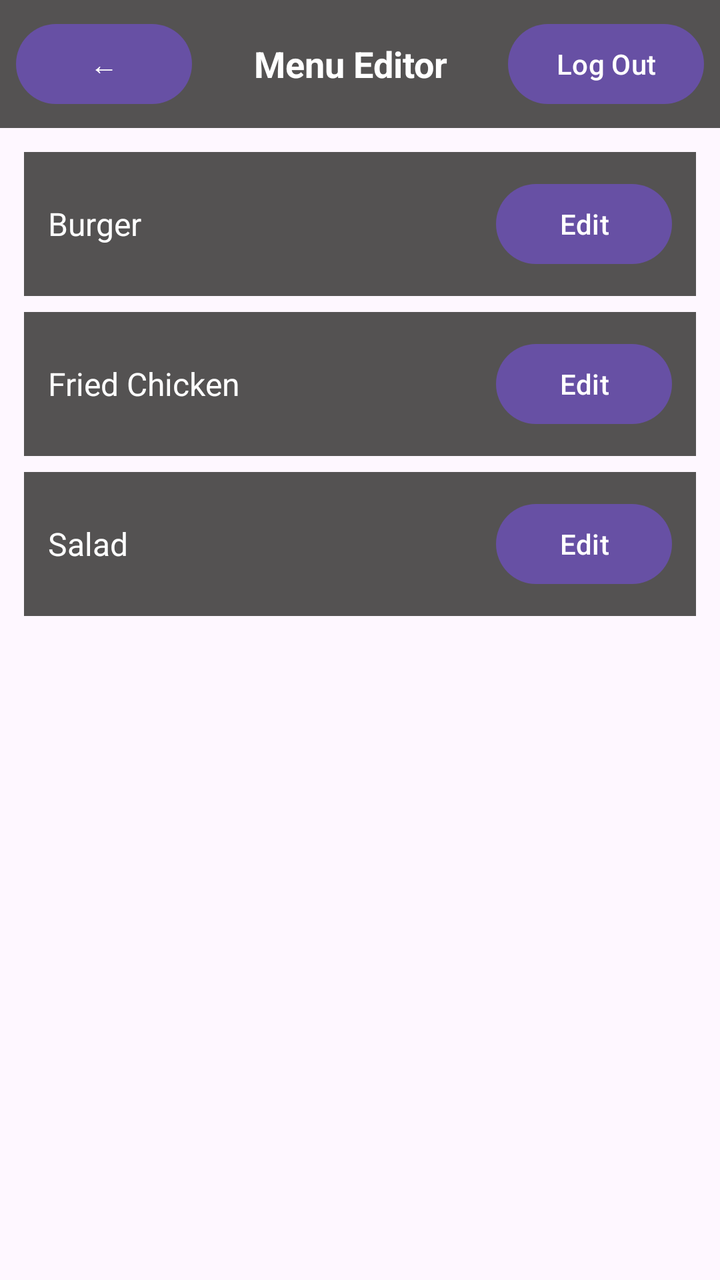
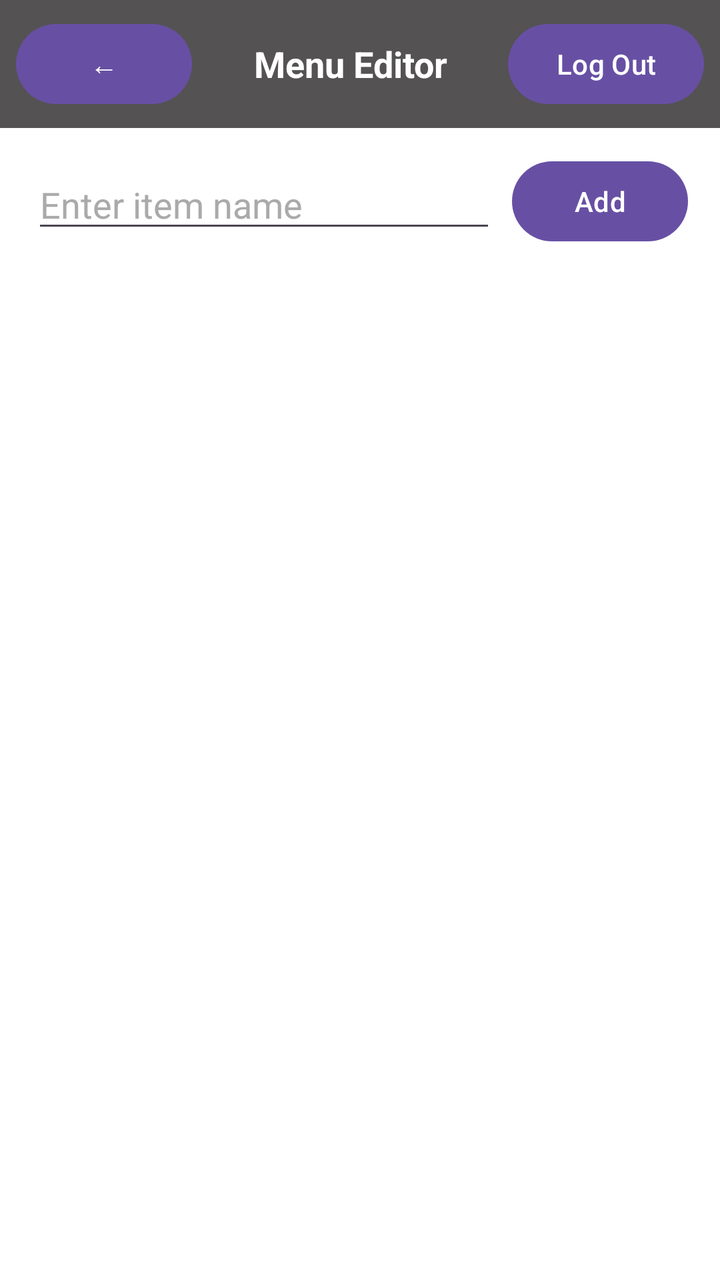

Two renders of the same Android screen: before a commit and after it. Below are the layout's source before the change and the commit's diff.
<!-- AndroidManifest.xml: application theme Theme.MyApplication -->
<!-- res/layout/activity_menu_editor.xml -->
<?xml version="1.0" encoding="utf-8"?>
<androidx.constraintlayout.widget.ConstraintLayout xmlns:android="http://schemas.android.com/apk/res/android"
    xmlns:app="http://schemas.android.com/apk/res-auto"
    xmlns:tools="http://schemas.android.com/tools"
    android:id="@+id/main"
    android:layout_width="match_parent"
    android:layout_height="match_parent"
    tools:context=".MenuEditor">

    
    <LinearLayout
        android:id="@+id/topBar"
        android:layout_width="0dp"
        android:layout_height="wrap_content"
        android:background="#545252"
        android:gravity="center_vertical"
        android:orientation="horizontal"
        android:padding="8dp"
        app:layout_constraintEnd_toEndOf="parent"
        app:layout_constraintStart_toStartOf="parent"
        app:layout_constraintTop_toTopOf="parent">

        <Button
            android:id="@+id/btnBack"
            android:layout_width="wrap_content"
            android:layout_height="wrap_content"
            android:text="←" />

        <TextView
            android:id="@+id/tvTitle"
            android:layout_width="0dp"
            android:layout_height="wrap_content"
            android:layout_weight="1"
            android:text="Menu Editor"
            android:textColor="@android:color/white"
            android:gravity="center"
            android:textSize="18sp"
            android:textStyle="bold" />

        <Button
            android:id="@+id/btnLogout"
            android:layout_width="wrap_content"
            android:layout_height="wrap_content"
            android:text="Log Out" />
    </LinearLayout>

    
    <ScrollView
        android:layout_width="0dp"
        android:layout_height="0dp"
        app:layout_constraintTop_toBottomOf="@id/topBar"
        app:layout_constraintBottom_toBottomOf="parent"
        app:layout_constraintStart_toStartOf="parent"
        app:layout_constraintEnd_toEndOf="parent">

        <LinearLayout
            android:id="@+id/menuList"
            android:layout_width="match_parent"
            android:layout_height="wrap_content"
            android:orientation="vertical"
            android:padding="12dp">

            
            <LinearLayout
                android:layout_width="match_parent"
                android:layout_height="wrap_content"
                android:orientation="horizontal"
                android:background="#545252"
                android:padding="12dp"
                android:layout_marginBottom="8dp"
                android:gravity="center_vertical">

                <TextView
                    android:layout_width="0dp"
                    android:layout_height="wrap_content"
                    android:layout_weight="1"
                    android:text="Burger"
                    android:textColor="@android:color/white"
                    android:textSize="16sp" />

                <Button
                    android:layout_width="wrap_content"
                    android:layout_height="wrap_content"
                    android:text="Edit" />
            </LinearLayout>

            <LinearLayout
                android:layout_width="match_parent"
                android:layout_height="wrap_content"
                android:orientation="horizontal"
                android:background="#545252"
                android:padding="12dp"
                android:layout_marginBottom="8dp"
                android:gravity="center_vertical">

                <TextView
                    android:layout_width="0dp"
                    android:layout_height="wrap_content"
                    android:layout_weight="1"
                    android:text="Fried Chicken"
                    android:textColor="@android:color/white"
                    android:textSize="16sp" />

                <Button
                    android:layout_width="wrap_content"
                    android:layout_height="wrap_content"
                    android:text="Edit" />
            </LinearLayout>

            <LinearLayout
                android:layout_width="match_parent"
                android:layout_height="wrap_content"
                android:orientation="horizontal"
                android:background="#545252"
                android:padding="12dp"
                android:layout_marginBottom="8dp"
                android:gravity="center_vertical">

                <TextView
                    android:layout_width="0dp"
                    android:layout_height="wrap_content"
                    android:layout_weight="1"
                    android:text="Salad"
                    android:textColor="@android:color/white"
                    android:textSize="16sp" />

                <Button
                    android:layout_width="wrap_content"
                    android:layout_height="wrap_content"
                    android:text="Edit" />
            </LinearLayout>

        </LinearLayout>
    </ScrollView>
</androidx.constraintlayout.widget.ConstraintLayout>
<!-- resources referenced by this layout -->
<resources>
  <style name="Theme.MyApplication" parent="Base.Theme.MyApplication" />
  <style name="Base.Theme.MyApplication" parent="Theme.Material3.DayNight.NoActionBar">
          
          
      </style>
</resources>

<!-- the commit's change to res/layout/activity_menu_editor.xml (unified diff, before → after) -->
@@ -5,9 +5,9 @@
     android:id="@+id/main"
     android:layout_width="match_parent"
     android:layout_height="match_parent"
+    android:background="#FFFFFF"
     tools:context=".MenuEditor">
 
-    
     <LinearLayout
         android:id="@+id/topBar"
         android:layout_width="0dp"
@@ -31,9 +31,9 @@
             android:layout_width="0dp"
             android:layout_height="wrap_content"
             android:layout_weight="1"
+            android:gravity="center"
             android:text="Menu Editor"
             android:textColor="@android:color/white"
-            android:gravity="center"
             android:textSize="18sp"
             android:textStyle="bold" />
 
@@ -44,92 +44,40 @@
             android:text="Log Out" />
     </LinearLayout>
 
-    
-    <ScrollView
+    <EditText
+        android:id="@+id/etNewMenuItem"
+        android:layout_width="0dp"
+        android:layout_height="wrap_content"
+        android:layout_marginStart="16dp"
+        android:layout_marginTop="16dp"
+        android:layout_marginEnd="8dp"
+        android:hint="Enter item name"
+        android:inputType="textCapWords"
+        android:textColor="@android:color/white"
+        android:textColorHint="@android:color/darker_gray"
+        app:layout_constraintEnd_toStartOf="@+id/btnAddItem"
+        app:layout_constraintStart_toStartOf="parent"
+        app:layout_constraintTop_toBottomOf="@id/topBar" />
+
+    <Button
+        android:id="@+id/btnAddItem"
+        android:layout_width="wrap_content"
+        android:layout_height="wrap_content"
+        android:layout_marginEnd="16dp"
+        android:text="Add"
+        app:layout_constraintBottom_toBottomOf="@+id/etNewMenuItem"
+        app:layout_constraintEnd_toEndOf="parent"
+        app:layout_constraintTop_toTopOf="@+id/etNewMenuItem" />
+
+    <ListView
+        android:id="@+id/lvCurrentMenu"
         android:layout_width="0dp"
         android:layout_height="0dp"
-        app:layout_constraintTop_toBottomOf="@id/topBar"
+        android:layout_margin="16dp"
         app:layout_constraintBottom_toBottomOf="parent"
+        app:layout_constraintEnd_toEndOf="parent"
         app:layout_constraintStart_toStartOf="parent"
-        app:layout_constraintEnd_toEndOf="parent">
+        app:layout_constraintTop_toBottomOf="@+id/etNewMenuItem"
+        tools:listitem="@android:layout/simple_list_item_1" />
 
-        <LinearLayout
-            android:id="@+id/menuList"
-            android:layout_width="match_parent"
-            android:layout_height="wrap_content"
-            android:orientation="vertical"
-            android:padding="12dp">
-
-            
-            <LinearLayout
-                android:layout_width="match_parent"
-                android:layout_height="wrap_content"
-                android:orientation="horizontal"
-                android:background="#545252"
-                android:padding="12dp"
-                android:layout_marginBottom="8dp"
-                android:gravity="center_vertical">
-
-                <TextView
-                    android:layout_width="0dp"
-                    android:layout_height="wrap_content"
-                    android:layout_weight="1"
-                    android:text="Burger"
-                    android:textColor="@android:color/white"
-                    android:textSize="16sp" />
-
-                <Button
-                    android:layout_width="wrap_content"
-                    android:layout_height="wrap_content"
-                    android:text="Edit" />
-            </LinearLayout>
-
-            <LinearLayout
-                android:layout_width="match_parent"
-                android:layout_height="wrap_content"
-                android:orientation="horizontal"
-                android:background="#545252"
-                android:padding="12dp"
-                android:layout_marginBottom="8dp"
-                android:gravity="center_vertical">
-
-                <TextView
-                    android:layout_width="0dp"
-                    android:layout_height="wrap_content"
-                    android:layout_weight="1"
-                    android:text="Fried Chicken"
-                    android:textColor="@android:color/white"
-                    android:textSize="16sp" />
-
-                <Button
-                    android:layout_width="wrap_content"
-                    android:layout_height="wrap_content"
-                    android:text="Edit" />
-            </LinearLayout>
-
-            <LinearLayout
-                android:layout_width="match_parent"
-                android:layout_height="wrap_content"
-                android:orientation="horizontal"
-                android:background="#545252"
-                android:padding="12dp"
-                android:layout_marginBottom="8dp"
-                android:gravity="center_vertical">
-
-                <TextView
-                    android:layout_width="0dp"
-                    android:layout_height="wrap_content"
-                    android:layout_weight="1"
-                    android:text="Salad"
-                    android:textColor="@android:color/white"
-                    android:textSize="16sp" />
-
-                <Button
-                    android:layout_width="wrap_content"
-                    android:layout_height="wrap_content"
-                    android:text="Edit" />
-            </LinearLayout>
-
-        </LinearLayout>
-    </ScrollView>
 </androidx.constraintlayout.widget.ConstraintLayout>
